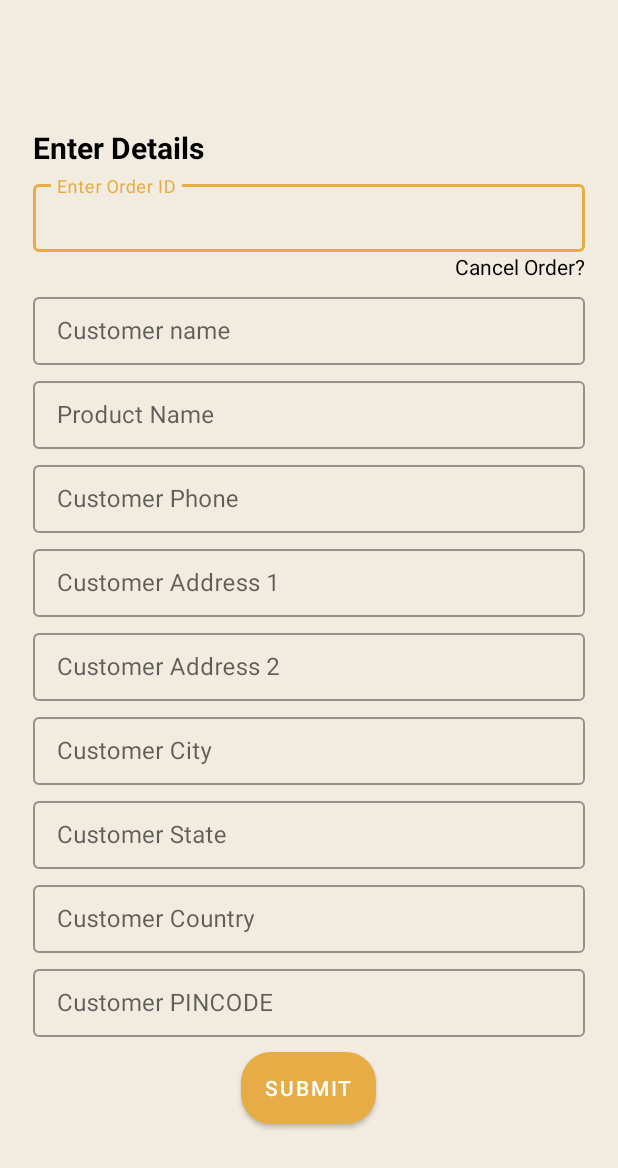
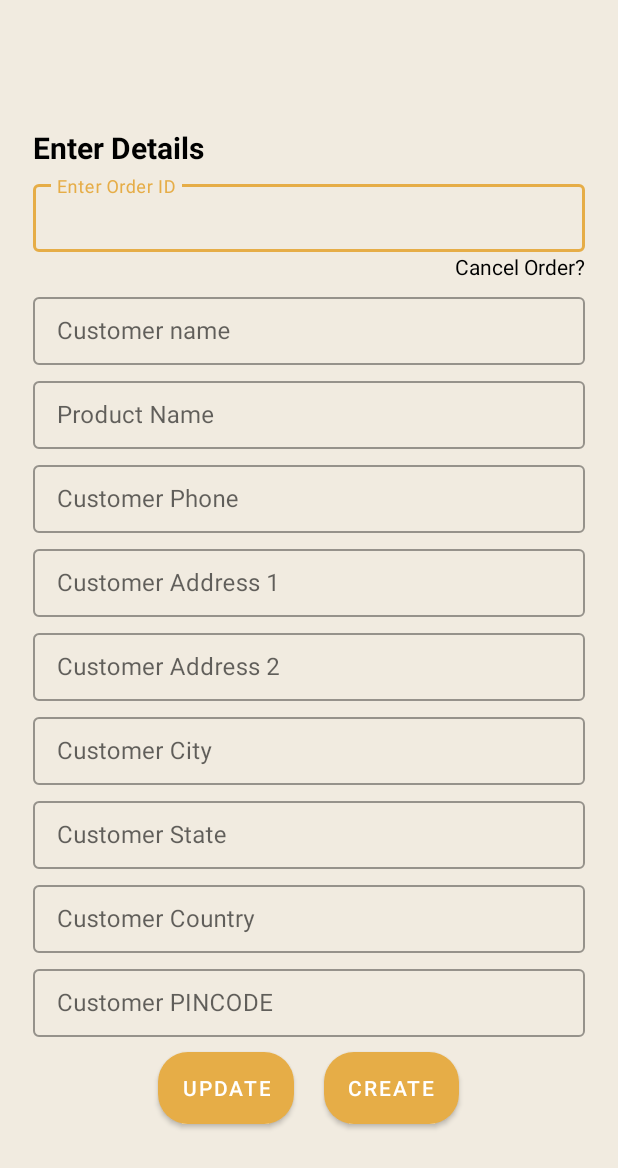
Before and after one commit to 1ezio/sourcedecode__2, an Android app: the createOrderActivity screen opened directly, with no data from a screen before it, on a phone screen of 412 x 824 dp. Shown: the top 1168 px of the screen. Run offline under Robolectric (Android 15) with nearby library versions, the light colour scheme and no system bars; Roboto replaces fonts that are not available here.

Commit message:
update orders added

```diff
--- a/app/src/main/res/layout/activity_create_order.xml
+++ b/app/src/main/res/layout/activity_create_order.xml
@@ -210,17 +210,37 @@ android:layout_marginRight="20dp"
                      />
             </com.google.android.material.textfield.TextInputLayout>
 
+            <LinearLayout
+                android:layout_width="match_parent"
+                android:layout_height="wrap_content"
+                android:layout_gravity="center"
+                android:gravity="center"
+                android:orientation="horizontal">
+
+
+                <Button
+                    android:layout_width="wrap_content"
+                    android:layout_height="wrap_content"
+                    android:id="@+id/updateId"
+                    android:background="@drawable/buttonbg"
+                    android:layout_marginRight="10dp"
+                    android:text="Update"/>
+
 
                 <Button
                     android:id="@+id/btnId"
                     android:layout_width="wrap_content"
+                    android:layout_marginLeft="10dp"
                     android:layout_height="wrap_content"
                     android:layout_marginTop="10dp"
                     android:layout_marginBottom="10dp"
                     android:background="@drawable/buttonbg"
-                android:text="Submit" />
+                    android:text="create" />
+
 
 
             </LinearLayout>
 
+        </LinearLayout>
+
 </androidx.constraintlayout.widget.ConstraintLayout>
```
Also changed, not shown: app/src/main/java/com/naman/shiprocket/createOrder/createOrderActivity.java (+21 -38 lines). Lines whose indentation alone changed are shown as unchanged.
